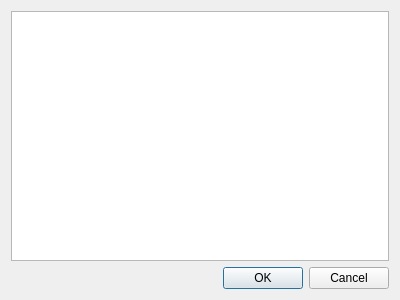
First picture: the form in src/selectrecipedialog.ui, repository nvenditto/satiscalculator, before the edit.
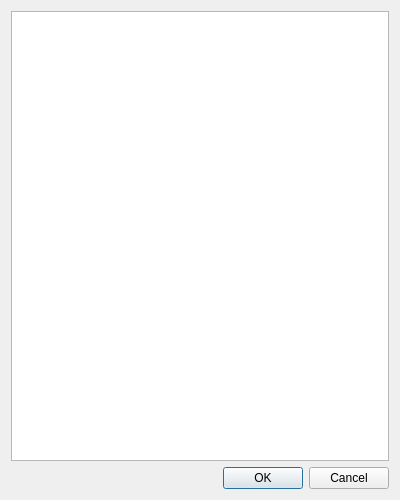
Second picture: the form after the edit.

Commit message: Created Production Selection Dialog

What changed in the file:
```diff
--- a/src/selectrecipedialog.ui
+++ b/src/selectrecipedialog.ui
@@ -7,7 +7,7 @@
     <x>0</x>
     <y>0</y>
     <width>400</width>
-    <height>300</height>
+    <height>500</height>
    </rect>
   </property>
   <property name="windowTitle">
```
The commit also changes 6 other files.
